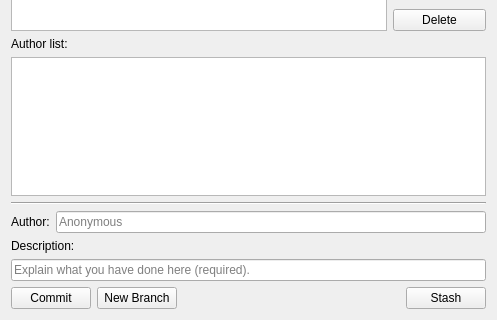
Above: core/io/peeweeIO.ui from KmolYuan/Pyslvs-UI before the change; both pictures show x 0 to 497 and y 333 to 653 of the 497 by 653 pixel window. Below: the same form after it.
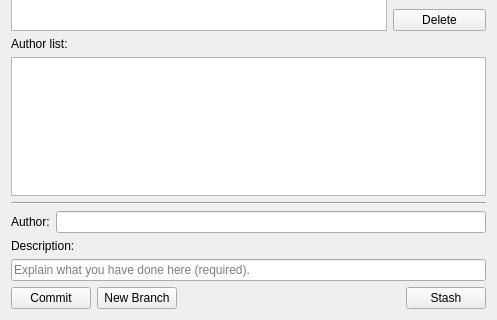
That is the form after the change. Icons and pictures are not drawn.

Commit message: peewee IO functional improvement.

What changed in the file:
```diff
--- a/core/io/peeweeIO.ui
+++ b/core/io/peeweeIO.ui
@@ -193,11 +193,7 @@
       </widget>
      </item>
      <item>
-      <widget class="QLineEdit" name="FileAuthor">
-       <property name="placeholderText">
-        <string>Anonymous</string>
-       </property>
-      </widget>
+      <widget class="QLineEdit" name="FileAuthor"/>
      </item>
     </layout>
    </item>
```
The commit also changes 1 other file.
